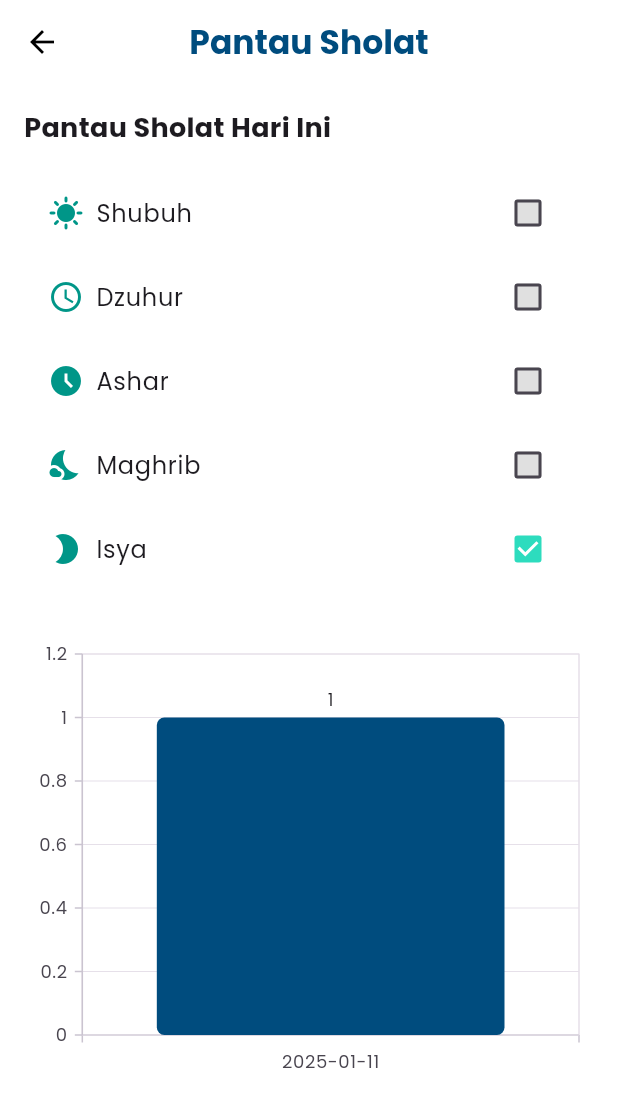
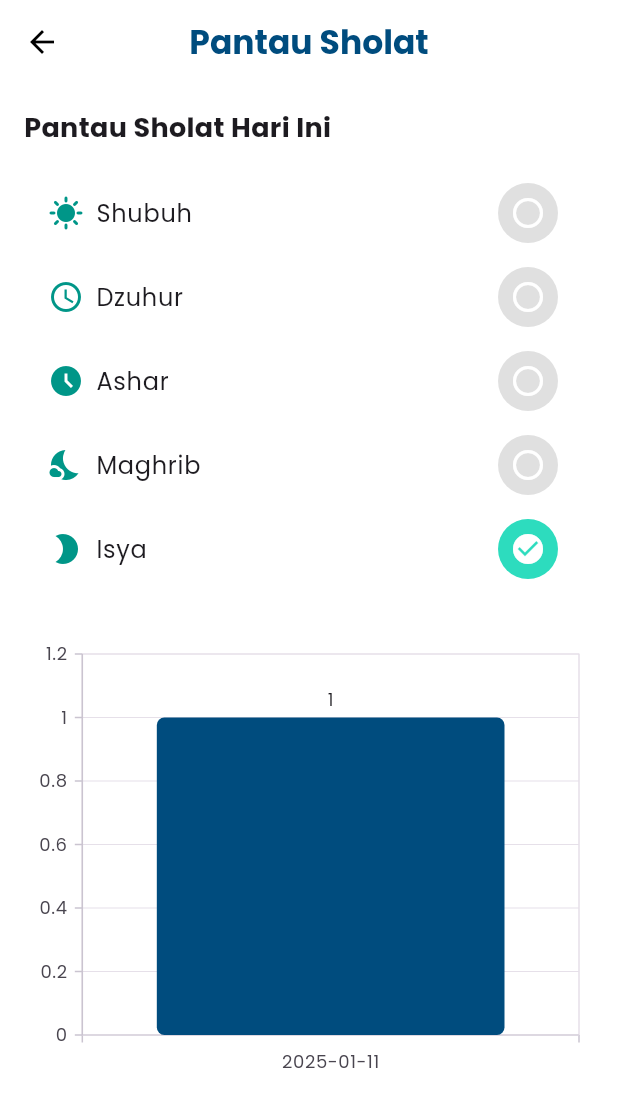
Before and after one commit to IlhamRichie/Tumanina-App, a Flutter app: the PantauSholatScreen screen opened directly with empty values, after a tap on "Isya", on a phone screen of 412 x 824 dp. Shown: the top 1107 px of the screen. Run offline on Flutter 3.47's test engine with Material 3 defaults, Android fonts, the phone set to English and light mode, and no system bars; our stand-ins replace audioplayers, camera, dio, flutter_compass, geolocator, google_fonts and 4 more; accounts and stored records are empty.

Commit message:
Pantau V3

```diff
--- a/lib/screens/fitur_sholat/gerakan_sholat/components/praktek_button.dart
+++ b/lib/screens/fitur_sholat/gerakan_sholat/components/praktek_button.dart
@@ -1,6 +1,5 @@
 import 'package:flutter/material.dart';
 import 'package:url_launcher/url_launcher.dart';
-import '../../deteksi_page.dart'; // Import halaman Deteksi
 
 class PraktekButton extends StatelessWidget {
   const PraktekButton({super.key});
--- a/lib/screens/pantau_sholat_screen.dart
+++ b/lib/screens/pantau_sholat_screen.dart
@@ -7,13 +7,11 @@ import 'dart:convert';
 class PantauSholatScreen extends StatefulWidget {
   final Function(Map<String, bool>) onUpdate;
   final Map<String, String> prayerTimes;
-  final Map<String, bool> sholatMilestones;
 
   const PantauSholatScreen({
     super.key,
     required this.onUpdate,
-    required this.prayerTimes,
-    required this.sholatMilestones,
+    required this.prayerTimes, required Map<String, bool> sholatMilestones,
   });
 
   @override
@@ -39,7 +37,19 @@ class _PantauSholatScreenState extends State<PantauSholatScreen> {
 
   Future<void> saveProgress() async {
     final prefs = await SharedPreferences.getInstance();
-    final jsonLog = json.encode(prayerLog);
+
+    final List<Map<String, dynamic>> validPrayerLog = prayerLog.map((log) {
+      return {
+        'date': log['date'] ?? DateTime.now().toString().split(' ')[0],
+        'shubuh': log['shubuh'] == true,
+        'dzuhur': log['dzuhur'] == true,
+        'ashar': log['ashar'] == true,
+        'maghrib': log['maghrib'] == true,
+        'isya': log['isya'] == true,
+      };
+    }).toList();
+
+    final jsonLog = json.encode(validPrayerLog);
     await prefs.setString('prayerLog', jsonLog);
   }
 
@@ -50,29 +60,17 @@ class _PantauSholatScreenState extends State<PantauSholatScreen> {
 
     if (jsonLog != null) {
       setState(() {
-        prayerLog = List<Map<String, dynamic>>.from(json.decode(jsonLog));
-      });
-
-      final todayEntry = prayerLog.firstWhere(
-        (log) => log['date'] == today,
-        orElse: () => {
-          'date': today,
-          'shubuh': false,
-          'dzuhur': false,
-          'ashar': false,
-          'maghrib': false,
-          'isya': false,
-        },
-      );
-
-      setState(() {
-        todayLog = {
-          'shubuh': todayEntry['shubuh'],
-          'dzuhur': todayEntry['dzuhur'],
-          'ashar': todayEntry['ashar'],
-          'maghrib': todayEntry['maghrib'],
-          'isya': todayEntry['isya'],
-        };
+        prayerLog =
+            List<Map<String, dynamic>>.from(json.decode(jsonLog)).map((log) {
+          return {
+            'date': log['date'] ?? today,
+            'shubuh': log['shubuh'] == true,
+            'dzuhur': log['dzuhur'] == true,
+            'ashar': log['ashar'] == true,
+            'maghrib': log['maghrib'] == true,
+            'isya': log['isya'] == true,
+          };
+        }).toList();
       });
     } else {
       setState(() {
@@ -86,13 +84,6 @@ class _PantauSholatScreenState extends State<PantauSholatScreen> {
             'isya': false,
           }
         ];
-        todayLog = {
-          'shubuh': false,
-          'dzuhur': false,
-          'ashar': false,
-          'maghrib': false,
-          'isya': false,
-        };
       });
     }
 
@@ -221,7 +212,7 @@ class _PantauSholatScreenState extends State<PantauSholatScreen> {
                               icon = Icons.brightness_2;
                               break;
                           }
-                          return CheckboxListTile(
+                          return ListTile(
                             title: Row(
                               children: [
                                 Icon(icon, color: Colors.teal),
@@ -232,18 +223,20 @@ class _PantauSholatScreenState extends State<PantauSholatScreen> {
                                 ),
                               ],
                             ),
-                            checkColor: Colors.white,
-                            fillColor:
-                                MaterialStateProperty.resolveWith((states) {
-                              if (states.contains(MaterialState.selected)) {
-                                return const Color(0xFF2DDCBE);
-                              }
-                              return Colors.grey[300];
-                            }),
-                            value: entry.value,
-                            onChanged: (value) {
-                              if (value != null && isTimeValid(entry.key)) {
-                                updateLog(entry.key, value);
+                            trailing: CircleAvatar(
+                              backgroundColor: entry.value
+                                  ? const Color(0xFF2DDCBE)
+                                  : Colors.grey[300],
+                              child: Icon(
+                                entry.value
+                                    ? Icons.check_circle
+                                    : Icons.radio_button_unchecked,
+                                color: Colors.white,
+                              ),
+                            ),
+                            onTap: () {
+                              if (isTimeValid(entry.key)) {
+                                updateLog(entry.key, !entry.value);
                               } else {
                                 ScaffoldMessenger.of(context).showSnackBar(
                                   SnackBar(
@@ -275,14 +268,13 @@ class PrayerChart extends StatelessWidget {
 
   @override
   Widget build(BuildContext context) {
-    List<_ChartData> chartData = prayerLog.map((data) {
-      int completedPrayers = 0;
-      if (data['shubuh'] == true) completedPrayers++;
-      if (data['dzuhur'] == true) completedPrayers++;
-      if (data['ashar'] == true) completedPrayers++;
-      if (data['maghrib'] == true) completedPrayers++;
-      if (data['isya'] == true) completedPrayers++;
-      return _ChartData(data['date'], completedPrayers);
+    List<_ChartData> chartData = prayerLog.where((data) {
+      return data['date'] is String;
+    }).map((data) {
+      int completedPrayers = data.entries
+          .where((entry) => entry.key != 'date' && entry.value == true)
+          .length;
+      return _ChartData(data['date'] as String, completedPrayers);
     }).toList();
 
     return Padding(
--- a/lib/services/api_service.dart
+++ b/lib/services/api_service.dart
@@ -23,13 +23,14 @@ class ApiService {
   final String artikelBaseUrl =
       'hhttps://artikel-islam.netlify.app/.netlify/functions/api/ms/detail/:id_article';
 
-  Future<void> register(String email, String password, String text) async {
-    final url = Uri.parse('$BaseUrl/register');
+  Future<void> register(String username, String email, String password) async {
+    final url = Uri.parse('https://dcaf-36-68-54-156.ngrok-free.app/register');
     try {
       final response = await http.post(
         url,
         headers: {'Content-Type': 'application/json'},
         body: jsonEncode({
+          'username': username,
           'email': email,
           'password': password,
         }),
```
Also changed, not shown: lib/screens/fitur_login/register_screen.dart (+7 -4 lines), lib/screens/home_screen.dart (line endings or trailing spaces).
